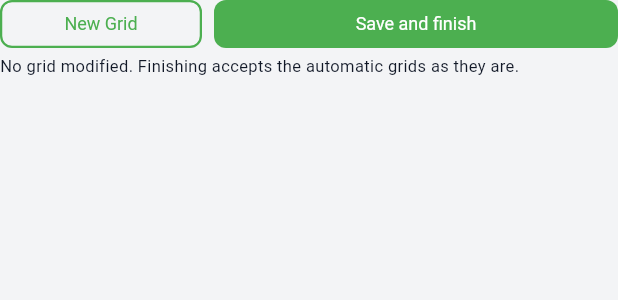
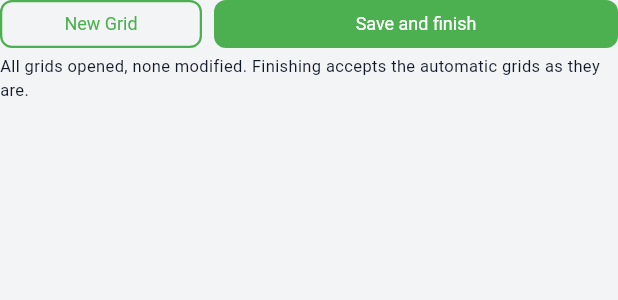
Before and after one commit to pamgene/pamsoft_grid_flutter_operator, a Flutter app: the ActionButtons widget shown alone on an empty page, opened directly, on a phone screen of 412 x 824 dp. Shown: the top 300 px of the screen. Run offline on Flutter 3.47's test engine with Material 3 defaults, Android fonts, the phone set to English and light mode, and no system bars; our stand-ins replace font_awesome_flutter, get_it, web; missing offline and left inert: dart:js_interop, sci_tercen_client, sci_tercen_context, tson; Roboto replaces fonts that are missing (Fira Sans).

Commit message:
Review progress: not-viewed state, header count line, finish confirmation (0.0.10)
Every grid was either "processed" (green) or "modified" (amber), so an
unopened grid was painted green before anyone had looked, and nothing
told the reviewer how many grids there are or how far along they were.

- GridStatus.unviewed: the default until a grid is loaded. Shown in the
  header as a blue outline with the word "Not viewed" (hollow and blue so
  it stands apart from the grey images); "Viewed" and "Modified" keep
  their green and amber. The word is there so meaning does not ride on
  colour alone.
- Header line: "Grid 12 of 192 · 47 viewed · 3 modified · 145 not yet
  opened", with a tooltip saying viewed means opened, not approved.
- The same counts under Save and finish; finishing with unopened grids
  asks first ("145 of 192 grids have not been opened. Their automatic
  grids will be saved as they are." / Keep checking / Finish anyway).
- ReviewProgress (lib/utils/review_progress.dart) holds the counts and
  the wording, so the three places agree; unit-tested.

Dropdown, arrows, image list and controls are unchanged. build/web
rebuilt (Flutter 3.38.3, dart2js).

Co-Authored-By: Claude Fable 5.1 <noreply@anthropic.com>

```diff
--- a/lib/implementations/services/mock_grid_service.dart
+++ b/lib/implementations/services/mock_grid_service.dart
@@ -224,7 +224,7 @@ class MockGridService implements GridService {
 
   @override
   GridStatus getGridStatus(String gridImageId) {
-    return _statusCache[gridImageId] ?? GridStatus.processed;
+    return _statusCache[gridImageId] ?? GridStatus.unviewed;
   }
 
   @override
@@ -242,6 +242,10 @@ class MockGridService implements GridService {
   int get modifiedCount =>
       _statusCache.values.where((s) => s == GridStatus.modified).length;
 
+  @override
+  int get viewedCount =>
+      _statusCache.values.where((s) => s != GridStatus.unviewed).length;
+
   final ValueNotifier<LoadProgress?> _loadProgress = ValueNotifier(null);
   final ValueNotifier<LoadProgress?> _saveProgress = ValueNotifier(null);
 
--- a/lib/implementations/services/tercen_grid_service.dart
+++ b/lib/implementations/services/tercen_grid_service.dart
@@ -74,6 +74,10 @@ class TercenGridService implements GridService {
   @override
   int get modifiedCount =>
       _statusCache.values.where((s) => s == GridStatus.modified).length;
+
+  @override
+  int get viewedCount =>
+      _statusCache.values.where((s) => s != GridStatus.unviewed).length;
 
   /// Get or create the OperatorContext.
   Future<AbstractOperatorContext> _getContext() async {
@@ -440,7 +444,7 @@ class TercenGridService implements GridService {
 
   @override
   GridStatus getGridStatus(String gridImageId) {
-    return _statusCache[gridImageId] ?? GridStatus.processed;
+    return _statusCache[gridImageId] ?? GridStatus.unviewed;
   }
 
   @override
--- a/lib/models/enums.dart
+++ b/lib/models/enums.dart
@@ -1,8 +1,12 @@
 /// Status of a grid image in the QC workflow.
 enum GridStatus {
-  /// Grid has been processed (shown as green indicator)
+  /// Not opened yet in this session (blue outline). Until 0.0.10 such grids
+  /// were shown as [processed], i.e. green, before anyone had looked.
+  unviewed,
+
+  /// Opened and left as the algorithm placed it (green indicator).
   processed,
 
-  /// Grid has been modified but not yet processed (shown as yellow indicator)
+  /// Modified by the user (amber indicator).
   modified,
 }
--- a/lib/providers/grid_provider.dart
+++ b/lib/providers/grid_provider.dart
@@ -8,6 +8,7 @@ import 'package:pamsoft_grid_flutter_operator/services/grid_service.dart';
 import 'package:pamsoft_grid_flutter_operator/services/image_service.dart';
 import 'package:pamsoft_grid_flutter_operator/services/properties_service.dart';
 import 'package:pamsoft_grid_flutter_operator/utils/block_slice.dart';
+import 'package:pamsoft_grid_flutter_operator/utils/review_progress.dart';
 import 'package:pamsoft_grid_flutter_operator/utils/unload_guard.dart';
 import 'dart:math' as math;
 
@@ -75,11 +76,22 @@ class GridProvider extends ChangeNotifier {
   /// How many grids the user has changed in this session.
   int get modifiedCount => _gridService.modifiedCount;
 
+  /// How many grids were opened in this session, changed or not.
+  int get viewedCount => _gridService.viewedCount;
+
+  /// Review progress against [totalGrids] grid images (the image
+  /// selection provider knows the total; this provider knows the states).
+  ReviewProgress progress(int totalGrids) => ReviewProgress(
+        total: totalGrids,
+        viewed: viewedCount,
+        modified: modifiedCount,
+      );
+
   /// Gets the current grid status.
   GridStatus get currentStatus =>
       _currentGridImageId != null
           ? _gridService.getGridStatus(_currentGridImageId!)
-          : GridStatus.processed;
+          : GridStatus.unviewed;
 
   /// Loads grid data for a specific grid image.
   Future<void> loadGrid(String gridImageId) async {
--- a/lib/services/grid_service.dart
+++ b/lib/services/grid_service.dart
@@ -31,7 +31,8 @@ abstract class GridService {
 
   /// Gets the current status for a grid image.
   ///
-  /// Returns [GridStatus.processed] (green) or [GridStatus.modified] (yellow).
+  /// [GridStatus.unviewed] until the grid has been loaded once, then
+  /// [GridStatus.processed] (green) or [GridStatus.modified] (amber).
   GridStatus getGridStatus(String gridImageId);
 
   /// Updates the status for a grid image.
@@ -39,6 +40,9 @@ abstract class GridService {
 
   /// Number of grid images the user has modified in this session.
   int get modifiedCount;
+
+  /// Number of grid images opened in this session, modified or not.
+  int get viewedCount;
 
   /// Saves all grid data to Tercen as an operator result.
   ///
--- /dev/null
+++ b/lib/utils/review_progress.dart
@@ -0,0 +1,61 @@
+/// Where the reviewer stands: how many grid images there are, how many were
+/// opened, how many were changed. Pure, so the header line, the line under
+/// the finish button and the finish confirmation all say the same thing.
+///
+/// "Viewed" means the grid image was opened in this session. Nothing
+/// stronger is available: the app has no per-grid approval, and adding one
+/// would cost a click on every grid.
+class ReviewProgress {
+  /// Grid images in the step (distinct `grdImageNameUsed`).
+  final int total;
+
+  /// Grid images opened, changed or not.
+  final int viewed;
+
+  /// Grid images the user changed. Always counted among [viewed].
+  final int modified;
+
+  const ReviewProgress({
+    required this.total,
+    required this.viewed,
+    required this.modified,
+  });
+
+  int get unopened => (total - viewed).clamp(0, total);
+  bool get allViewed => total > 0 && unopened == 0;
+
+  static String _grids(int n) => '$n grid${n == 1 ? '' : 's'}';
+
+  /// Header line. [currentIndex] is zero-based.
+  String headerLine(int currentIndex) {
+    if (total == 0) return 'No grid images';
+    final parts = <String>[
+      'Grid ${currentIndex + 1} of $total',
+      '$viewed viewed',
+      '$modified modified',
+    ];
+    if (unopened > 0) parts.add('$unopened not yet opened');
+    return parts.join('  ·  ');
+  }
+
+  /// Line under the finish button while it is ready.
+  String readyLine() {
+    if (modified == 0 && unopened == 0) {
+      return 'All grids opened, none modified. Finishing accepts the automatic grids as they are.';
+    }
+    final parts = <String>[
+      modified == 0 ? 'No grid modified' : '${_grids(modified)} modified',
+    ];
+    if (unopened > 0) parts.add('$unopened not yet opened');
+    return parts.join('  ·  ');
+  }
+
+  /// Whether Save and finish should ask first.
+  bool get needsConfirmation => unopened > 0;
+
+  String get confirmationTitle => 'Finish with unopened grids?';
+
+  String get confirmationBody =>
+      '$unopened of $total grids have not been opened. '
+      'Their automatic grids will be saved as they are.';
+}
--- a/lib/widgets/action_buttons.dart
+++ b/lib/widgets/action_buttons.dart
@@ -1,6 +1,8 @@
 import 'package:flutter/material.dart';
 import 'package:provider/provider.dart';
 import 'package:pamsoft_grid_flutter_operator/providers/grid_provider.dart';
+import 'package:pamsoft_grid_flutter_operator/providers/image_selection_provider.dart';
+import 'package:pamsoft_grid_flutter_operator/utils/review_progress.dart';
 import 'package:pamsoft_grid_flutter_operator/utils/block_slice.dart';
 
 /// New Grid, and the finishing action.
@@ -20,10 +22,10 @@ class ActionButtons extends StatelessWidget {
 
   @override
   Widget build(BuildContext context) {
-    return Consumer<GridProvider>(
-      builder: (context, gridProvider, child) {
+    return Consumer2<GridProvider, ImageSelectionProvider>(
+      builder: (context, gridProvider, imageProvider, child) {
         final busy = gridProvider.isSaving || gridProvider.isDone;
-        final modified = gridProvider.modifiedCount;
+        final progress = gridProvider.progress(imageProvider.gridImageCount);
         return Column(
           crossAxisAlignment: CrossAxisAlignment.stretch,
           children: [
@@ -51,7 +53,10 @@ class ActionButtons extends StatelessWidget {
                   flex: 2,
                   child: SizedBox(
                     height: 32,
-                    child: _FinishButton(gridProvider: gridProvider),
+                    child: _FinishButton(
+                      gridProvider: gridProvider,
+                      progress: progress,
+                    ),
                   ),
                 ),
               ],
@@ -59,7 +64,7 @@ class ActionButtons extends StatelessWidget {
             Padding(
               padding: const EdgeInsets.only(top: 4),
               child: Text(
-                _statusLine(gridProvider, modified),
+                _statusLine(gridProvider, progress),
                 style: TextStyle(
                   fontSize: 11,
                   color: gridProvider.isDone
@@ -84,7 +89,7 @@ class ActionButtons extends StatelessWidget {
     );
   }
 
-  static String _statusLine(GridProvider p, int modified) {
+  static String _statusLine(GridProvider p, ReviewProgress progress) {
     switch (p.saveState) {
       case SaveState.done:
         return 'Grids saved. You can close this window.';
@@ -93,16 +98,41 @@ class ActionButtons extends StatelessWidget {
       case SaveState.failed:
         return 'Save failed. Fix the problem and try again.';
       case SaveState.idle:
-        return modified == 0
-            ? 'No grid modified. Finishing accepts the automatic grids as they are.'
-            : '$modified grid${modified == 1 ? '' : 's'} modified';
+        return progress.readyLine();
     }
   }
 }
 
 class _FinishButton extends StatelessWidget {
   final GridProvider gridProvider;
-  const _FinishButton({required this.gridProvider});
+  final ReviewProgress progress;
+  const _FinishButton({required this.gridProvider, required this.progress});
+
+  /// Finishing with grids nobody opened is allowed, but not by accident.
+  Future<void> _finish(BuildContext context) async {
+    if (progress.needsConfirmation) {
+      final go = await showDialog<bool>(
+        context: context,
+        builder: (ctx) => AlertDialog(
+          title: Text(progress.confirmationTitle),
+          content: Text(progress.confirmationBody),
+          actions: [
+            TextButton(
+              onPressed: () => Navigator.of(ctx).pop(false),
+              child: const Text('Keep checking'),
+            ),
+            FilledButton(
+              onPressed: () => Navigator.of(ctx).pop(true),
+              style: FilledButton.styleFrom(backgroundColor: Colors.green),
+              child: const Text('Finish anyway'),
+            ),
+          ],
+        ),
+      );
+      if (go != true) return;
+    }
+    await gridProvider.finishAndSave();
+  }
 
   @override
   Widget build(BuildContext context) {
@@ -145,7 +175,7 @@ class _FinishButton extends StatelessWidget {
               ? 'Grid data is still loading; saving waits for it to finish'
               : 'Saves all grids and completes the step',
           child: ElevatedButton(
-            onPressed: () => gridProvider.finishAndSave(),
+            onPressed: () => _finish(context),
             style: ElevatedButton.styleFrom(
               backgroundColor: Colors.green,
               foregroundColor: Colors.white,
--- a/pubspec.yaml
+++ b/pubspec.yaml
@@ -1,7 +1,7 @@
 name: pamsoft_grid_flutter_operator
 description: "Quality control application for reviewing automated fiducial grid fitting on Pamstation experiment images."
 publish_to: 'none'
-version: 0.0.9
+version: 0.0.10
 
 environment:
   sdk: ^3.10.1
```
Also changed, not shown: lib/screens/home_screen.dart (+24 -0 lines), lib/widgets/status_indicator.dart (+66 -12 lines), 6 other files.
